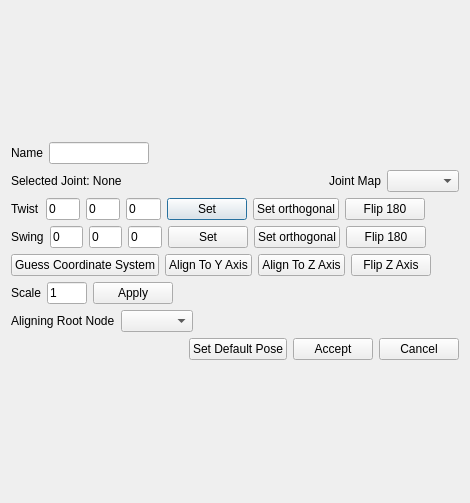
The window that motion_analysis/gui/layout/skeleton_editor_dialog.ui (eherr/motion_preprocessing_tool) describes before a commit, drawn with Qt 5.
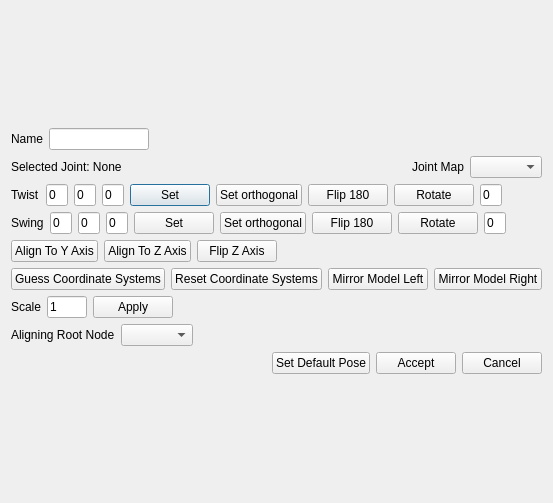
The same window after the commit.

Commit message: Added function to mirror the joint map and functions to rotate the axes to the SkeletonEditorDialog

```diff
--- a/motion_analysis/gui/layout/skeleton_editor_dialog.ui
+++ b/motion_analysis/gui/layout/skeleton_editor_dialog.ui
@@ -156,6 +156,39 @@
          </property>
         </widget>
        </item>
+       <item>
+        <widget class="QPushButton" name="rotateTwistButton">
+         <property name="text">
+          <string>Rotate</string>
+         </property>
+        </widget>
+       </item>
+       <item>
+        <widget class="QLineEdit" name="twistRotationLineEdit">
+         <property name="maximumSize">
+          <size>
+           <width>40</width>
+           <height>16777215</height>
+          </size>
+         </property>
+         <property name="text">
+          <string>0</string>
+         </property>
+        </widget>
+       </item>
+       <item>
+        <spacer name="horizontalSpacer_11">
+         <property name="orientation">
+          <enum>Qt::Horizontal</enum>
+         </property>
+         <property name="sizeHint" stdset="0">
+          <size>
+           <width>40</width>
+           <height>20</height>
+          </size>
+         </property>
+        </spacer>
+       </item>
        <item>
         <spacer name="horizontalSpacer_7">
          <property name="orientation">
@@ -240,6 +273,39 @@
          </property>
         </widget>
        </item>
+       <item>
+        <widget class="QPushButton" name="rotateSwingButton">
+         <property name="text">
+          <string>Rotate</string>
+         </property>
+        </widget>
+       </item>
+       <item>
+        <widget class="QLineEdit" name="swingRotationLineEdit">
+         <property name="maximumSize">
+          <size>
+           <width>40</width>
+           <height>16777215</height>
+          </size>
+         </property>
+         <property name="text">
+          <string>0</string>
+         </property>
+        </widget>
+       </item>
+       <item>
+        <spacer name="horizontalSpacer_10">
+         <property name="orientation">
+          <enum>Qt::Horizontal</enum>
+         </property>
+         <property name="sizeHint" stdset="0">
+          <size>
+           <width>40</width>
+           <height>20</height>
+          </size>
+         </property>
+        </spacer>
+       </item>
        <item>
         <spacer name="horizontalSpacer_2">
          <property name="orientation">
@@ -257,13 +323,6 @@
      </item>
      <item>
       <layout class="QHBoxLayout" name="horizontalLayout_3">
-       <item>
-        <widget class="QPushButton" name="setGuessButton">
-         <property name="text">
-          <string>Guess Coordinate System</string>
-         </property>
-        </widget>
-       </item>
        <item>
         <widget class="QPushButton" name="alignToUpAxisButton">
          <property name="text">
@@ -300,6 +359,51 @@
        </item>
       </layout>
      </item>
+     <item>
+      <layout class="QHBoxLayout" name="horizontalLayout_9">
+       <item>
+        <widget class="QPushButton" name="setGuessButton">
+         <property name="text">
+          <string>Guess Coordinate Systems</string>
+         </property>
+        </widget>
+       </item>
+       <item>
+        <widget class="QPushButton" name="resetCosButton">
+         <property name="text">
+          <string>Reset Coordinate Systems</string>
+         </property>
+        </widget>
+       </item>
+       <item>
+        <widget class="QPushButton" name="mirrorLeftButton">
+         <property name="text">
+          <string>Mirror Model Left</string>
+         </property>
+        </widget>
+       </item>
+       <item>
+        <widget class="QPushButton" name="mirrorRightButton">
+         <property name="text">
+          <string>Mirror Model Right</string>
+         </property>
+        </widget>
+       </item>
+       <item>
+        <spacer name="horizontalSpacer_9">
+         <property name="orientation">
+          <enum>Qt::Horizontal</enum>
+         </property>
+         <property name="sizeHint" stdset="0">
+          <size>
+           <width>40</width>
+           <height>20</height>
+          </size>
+         </property>
+        </spacer>
+       </item>
+      </layout>
+     </item>
      <item>
       <layout class="QHBoxLayout" name="horizontalLayout_4">
        <item>
```
The commit also changes 2 other files.
